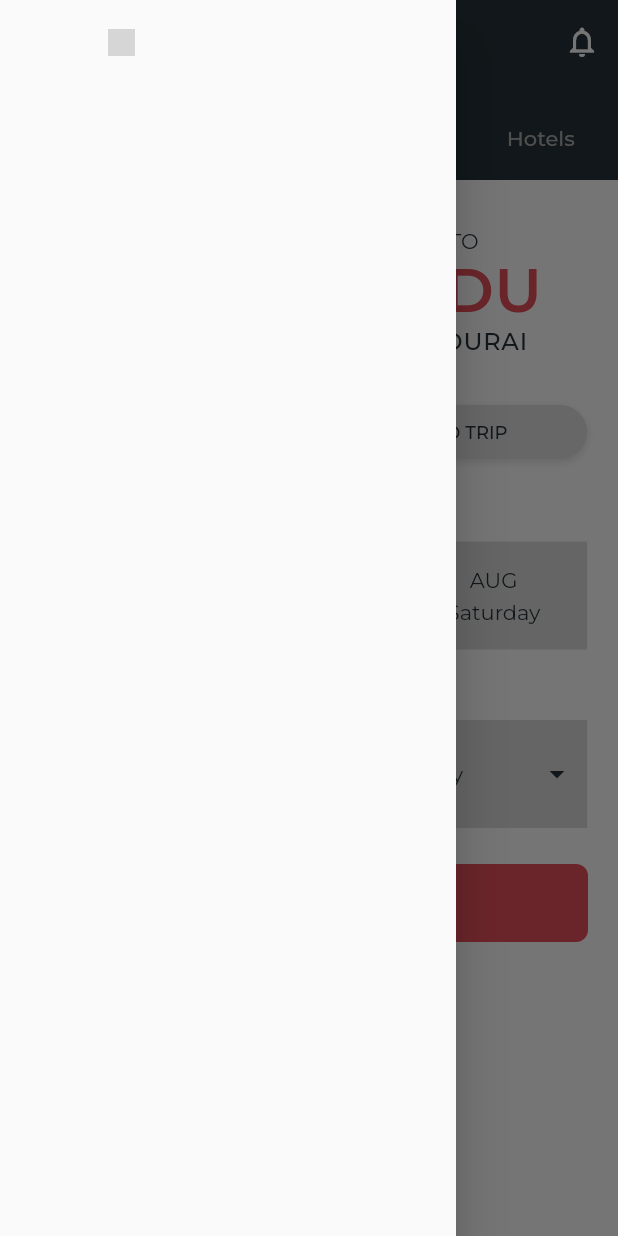
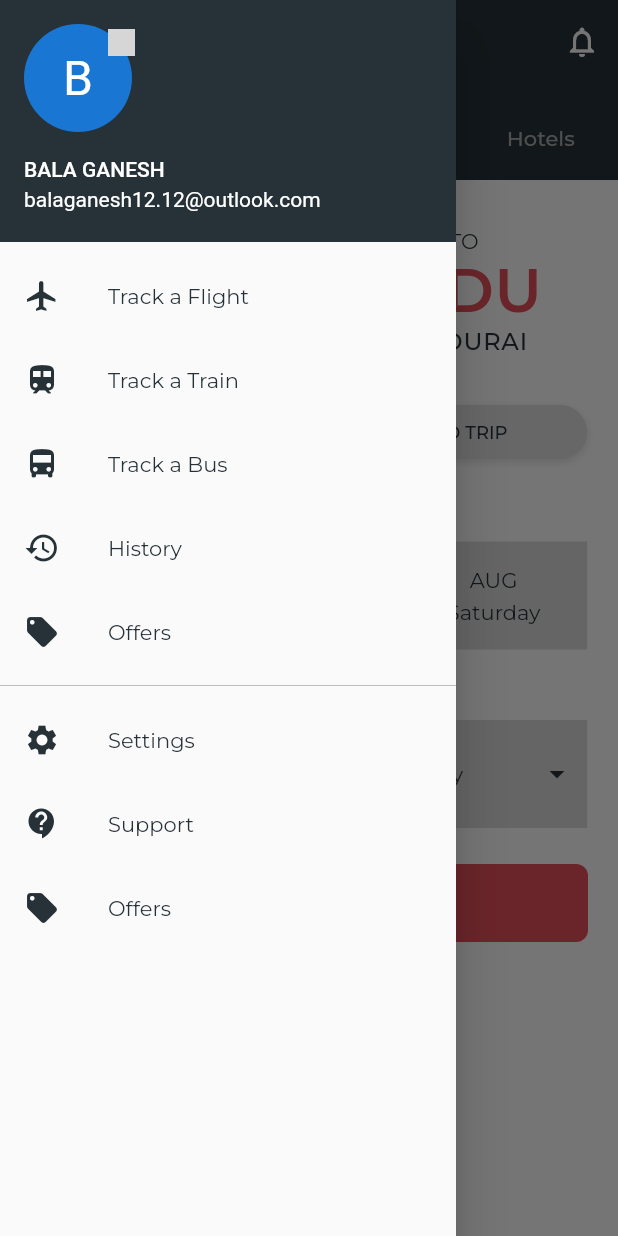
Before and after one commit to bala0406/Travel_App_Prototype, a Flutter app: the HomeScreen screen opened directly, with the side drawer open, on a phone screen of 412 x 824 dp. Run offline on Flutter 3.47's test engine with Material 2 defaults, Android fonts, the phone set to English and light mode, and no system bars; drawn by our look-alikes of flutter_toggle_tab; our stand-ins replace flutter_svg, google_fonts; grey boxes are pictures that could not be loaded.

```diff
--- a/lib/Screens/Home/FlightsScreen.dart
+++ b/lib/Screens/Home/FlightsScreen.dart
@@ -1,7 +1,6 @@
 import 'package:flutter/material.dart';
 import 'package:flutter_toggle_tab/flutter_toggle_tab.dart';
 import 'package:travel_app/Widgets/Button.dart';
-import 'package:travel_app/Widgets/ToggleSwitch.dart';
 import 'package:travel_app/common/Styles.dart';
 
 class FlightsScreen extends StatefulWidget {
@@ -13,7 +12,6 @@ class _FlightsScreenState extends State<FlightsScreen> {
   int _selectedTab = 0;
   @override
   Widget build(BuildContext context) {
-    final height = MediaQuery.of(context).size.height;
     final width = MediaQuery.of(context).size.width;
 
     return SingleChildScrollView(
--- a/lib/Screens/Home/HomeScreen.dart
+++ b/lib/Screens/Home/HomeScreen.dart
@@ -1,7 +1,6 @@
 import 'package:flutter/material.dart';
 import 'package:flutter_svg/flutter_svg.dart';
 import 'package:travel_app/Screens/Home/FlightsScreen.dart';
-import 'package:travel_app/Widgets/Button.dart';
 import 'package:travel_app/common/Styles.dart';
 
 class HomeScreen extends StatefulWidget {
@@ -12,16 +11,144 @@ class HomeScreen extends StatefulWidget {
 class _HomeScreenState extends State<HomeScreen> {
   GlobalKey<ScaffoldState> _scaffoldKey = GlobalKey<ScaffoldState>();
 
-
   @override
   Widget build(BuildContext context) {
-    final height = MediaQuery.of(context).size.height;
-    final width = MediaQuery.of(context).size.width;
     return DefaultTabController(
       length: 4,
       child: Scaffold(
         key: _scaffoldKey,
-        drawer: Drawer(),
+        drawer: Drawer(
+          child: ListView(children: [
+            UserAccountsDrawerHeader(
+              decoration: BoxDecoration(color: Theme.of(context).primaryColor),
+              accountName: Text(
+                "Bala Ganesh".toUpperCase(),
+              ),
+              currentAccountPicture: CircleAvatar(
+                  child: Text(
+                "Bala Ganesh".toUpperCase()[0],
+                style: TextStyle(fontSize: 32),
+              )),
+              accountEmail: Text("balaganesh12.12@outlook.com"),
+            ),
+            InkWell(
+              splashFactory: InkRipple.splashFactory,
+              onTap: () {},
+              child: ListTile(
+                leading: Icon(
+                  Icons.flight,
+                  color: Theme.of(context).primaryColor,
+                ),
+                title: Text(
+                  "Track a Flight",
+                  style: Theme.of(context).textTheme.bodyText1,
+                ),
+              ),
+            ),
+            InkWell(
+              splashFactory: InkRipple.splashFactory,
+              onTap: () {},
+              child: ListTile(
+                leading: Icon(
+                  Icons.train,
+                  color: Theme.of(context).primaryColor,
+                ),
+                title: Text(
+                  "Track a Train",
+                  style: Theme.of(context).textTheme.bodyText1,
+                ),
+              ),
+            ),
+            InkWell(
+              splashFactory: InkRipple.splashFactory,
+              onTap: () {},
+              child: ListTile(
+                leading: Icon(
+                  Icons.directions_bus,
+                  color: Theme.of(context).primaryColor,
+                ),
+                title: Text(
+                  "Track a Bus",
+                  style: Theme.of(context).textTheme.bodyText1,
+                ),
+              ),
+            ),
+            InkWell(
+              splashFactory: InkRipple.splashFactory,
+              onTap: () {},
+              child: ListTile(
+                leading: Icon(
+                  Icons.history,
+                  color: Theme.of(context).primaryColor,
+                ),
+                title: Text(
+                  "History",
+                  style: Theme.of(context).textTheme.bodyText1,
+                ),
+              ),
+            ),
+            InkWell(
+              splashFactory: InkRipple.splashFactory,
+              onTap: () {},
+              child: ListTile(
+                leading: Icon(
+                  Icons.local_offer,
+                  color: Theme.of(context).primaryColor,
+                ),
+                title: Text(
+                  "Offers",
+                  style: Theme.of(context).textTheme.bodyText1,
+                ),
+              ),
+            ),
+            Divider(
+              thickness: 0.2,
+              color: Theme.of(context).primaryColor,
+            ),
+            InkWell(
+              splashFactory: InkRipple.splashFactory,
+              onTap: () {},
+              child: ListTile(
+                leading: Icon(
+                  Icons.settings,
+                  color: Theme.of(context).primaryColor,
+                ),
+                title: Text(
+                  "Settings",
+                  style: Theme.of(context).textTheme.bodyText1,
+                ),
+              ),
+            ),
+            InkWell(
+              splashFactory: InkRipple.splashFactory,
+              onTap: () {},
+              child: ListTile(
+                leading: SvgPicture.asset(
+                  "Assets/Icons/contact_support-24px.svg",
+                  color: Theme.of(context).primaryColor,
+                ),
+                title: Text(
+                  "Support",
+                  style: Theme.of(context).textTheme.bodyText1,
+                ),
+              ),
+            ),
+            InkWell(
+              splashFactory: InkRipple.splashFactory,
+              onTap: () {},
+              child: ListTile(
+                leading: Icon(
+                  Icons.local_offer,
+                  color: Theme.of(context).primaryColor,
+                ),
+                title: Text(
+                  "Offers",
+                  style: Theme.of(context).textTheme.bodyText1,
+                ),
+              ),
+            ),
+          ]),
+        ),
         appBar: AppBar(
           leading: IconButton(
               icon: Icon(Icons.menu, color: Colors.white),
@@ -29,7 +156,10 @@ class _HomeScreenState extends State<HomeScreen> {
                 _scaffoldKey.currentState.openDrawer();
               },
               splashRadius: 24),
-          title: SvgPicture.asset("Assets/Travel_go_title.svg",height: 18,),
+          title: SvgPicture.asset(
+            "Assets/Travel_go_title.svg",
+            height: 18,
+          ),
           elevation: 0,
           actions: [
             IconButton(
--- a/lib/Screens/LandingScreen.dart
+++ b/lib/Screens/LandingScreen.dart
@@ -1,7 +1,6 @@
 import 'package:flutter/material.dart';
 import 'package:travel_app/Screens/LoginScreen.dart';
 import 'package:travel_app/Widgets/Button.dart';
-import 'package:travel_app/common/AnimatedButton.dart';
 import 'package:travel_app/common/Assets.dart';
 import 'package:travel_app/common/Styles.dart';
 import 'package:travel_app/common/Texts.dart';
--- a/lib/Screens/LoginScreen.dart
+++ b/lib/Screens/LoginScreen.dart
@@ -1,9 +1,6 @@
-import 'dart:convert';
-
 import 'package:flutter/material.dart';
 import 'package:travel_app/Screens/Home/HomeScreen.dart';
 import 'package:travel_app/Widgets/Button.dart';
-import 'package:travel_app/common/AnimatedButton.dart';
 import 'package:travel_app/common/Assets.dart';
 import 'package:travel_app/common/Styles.dart';
 import 'package:travel_app/common/Texts.dart';
--- a/lib/Widgets/Button.dart
+++ b/lib/Widgets/Button.dart
@@ -1,6 +1,4 @@
 import 'package:flutter/material.dart';
-import 'package:flutter_svg/flutter_svg.dart';
-import 'package:travel_app/common/AnimatedButton.dart';
 import 'package:travel_app/common/Styles.dart';
 
 
--- a/lib/main.dart
+++ b/lib/main.dart
@@ -1,8 +1,4 @@
 import 'package:flutter/material.dart';
-import 'package:google_fonts/google_fonts.dart';
-import 'package:travel_app/Screens/Home/HomeScreen.dart';
-import 'package:travel_app/Screens/LandingScreen.dart';
-import 'package:travel_app/Screens/LoginScreen.dart';
 import 'package:travel_app/Screens/SplashScreen.dart';
 import 'package:travel_app/common/Styles.dart';
 
```
Also changed, not shown: Assets/Icons/contact_support-24px.svg (added), 5 other files. Lines whose indentation alone changed are shown as unchanged.
